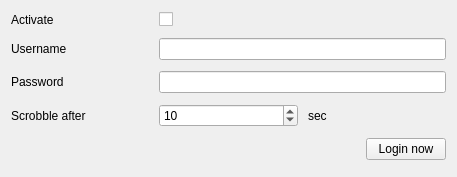
Old version of the form src/GUI/Preferences/LastFM/GUI_LastFM.ui in the repository return42/sayonara.
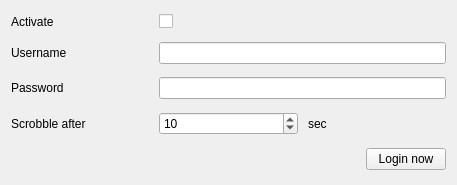
New version of the form.

Patch:
```diff
--- a/src/GUI/Preferences/LastFM/GUI_LastFM.ui
+++ b/src/GUI/Preferences/LastFM/GUI_LastFM.ui
@@ -7,7 +7,7 @@
     <x>0</x>
     <y>0</y>
     <width>457</width>
-    <height>177</height>
+    <height>185</height>
    </rect>
   </property>
   <layout class="QGridLayout" name="gridLayout">
```
Left out of the diff: 8 changed lines with no effect on the pictures.
